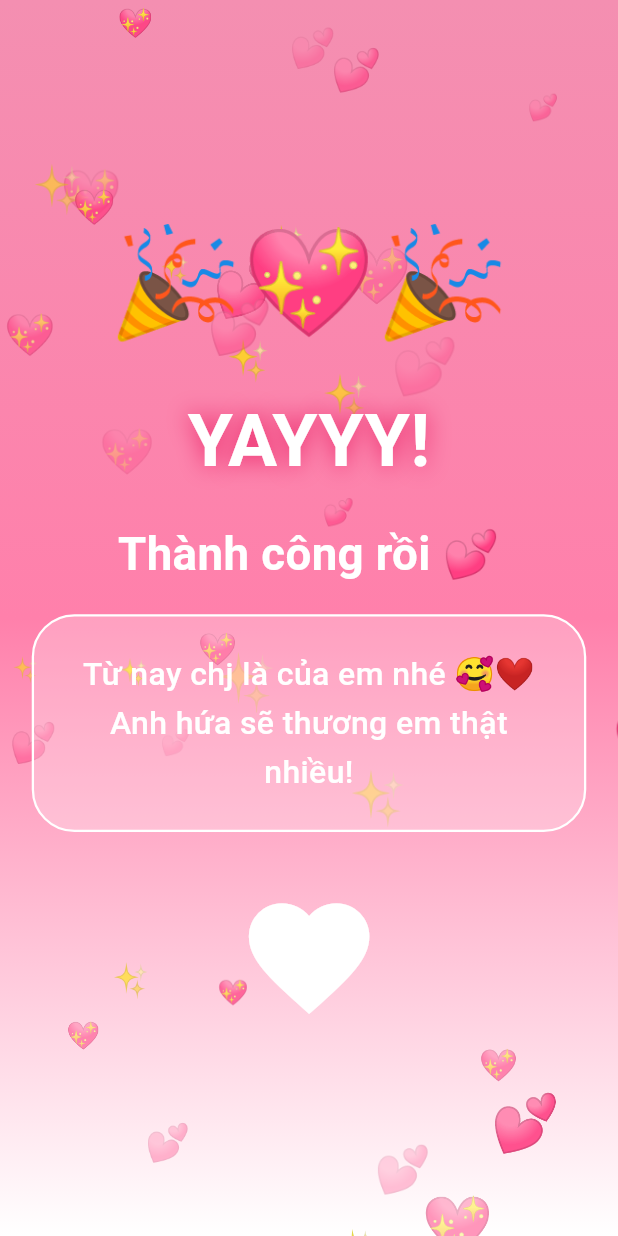
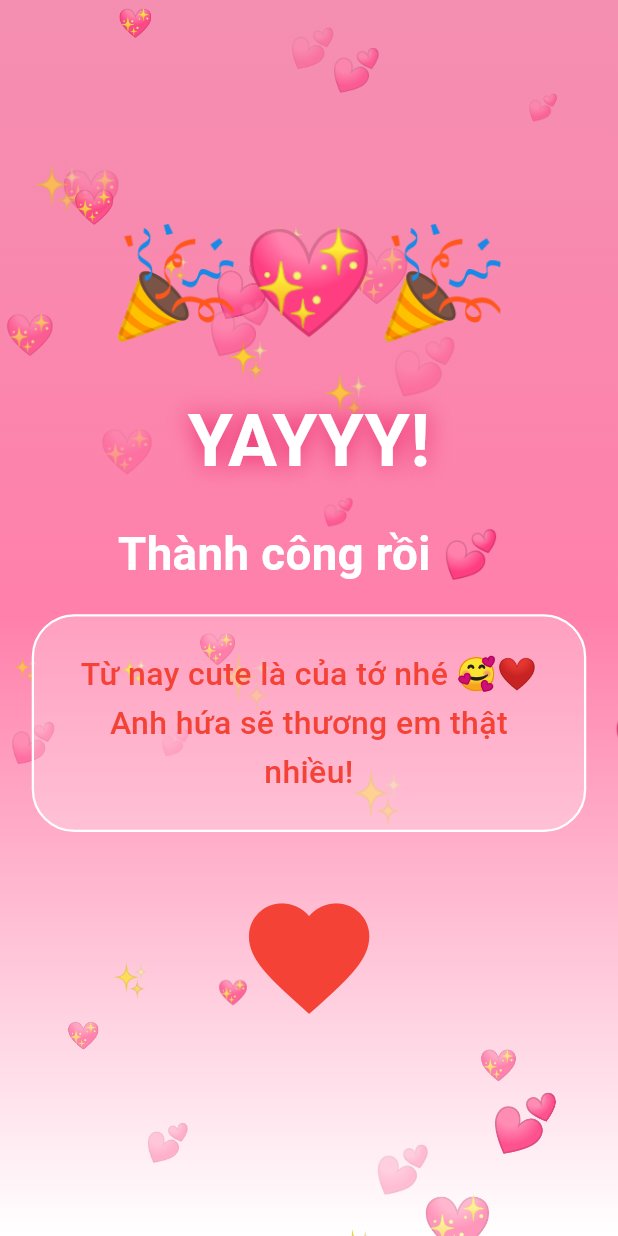
Before and after one commit to NhuDinhCan/Haihuoc, a Flutter app: the screen it shows after launch, after a tap on "ĐỒNG Ý ❤️", on a phone screen of 412 x 824 dp. Run offline on Flutter 3.47's test engine with Material 3 defaults, Android fonts, the phone set to English and light mode, and no system bars.

Commit message:
Initial commit

```diff
--- a/lib/main.dart
+++ b/lib/main.dart
@@ -179,7 +179,7 @@ class _LovePageState extends State<LovePage> with TickerProviderStateMixin {
           ),
           const SizedBox(height: 16),
           const Text(
-            "Cj có đồng ý làm người yêu em không? 💖",
+            "Cute có đồng ý làm người yêu tớ không? 💖",
             textAlign: TextAlign.center,
             style: TextStyle(
               fontSize: 30,
@@ -289,12 +289,12 @@ class _LovePageState extends State<LovePage> with TickerProviderStateMixin {
                 border: Border.all(color: Colors.white, width: 1.5),
               ),
               child: const Text(
-                "Từ nay chj là của em nhé 🥰❤️\nAnh hứa sẽ thương em thật nhiều!",
+                "Từ nay cute là của tớ nhé 🥰❤️\nAnh hứa sẽ thương em thật nhiều!",
                 textAlign: TextAlign.center,
                 style: TextStyle(
                   fontSize: 21,
                   height: 1.5,
-                  color: Colors.white,
+                  color: Colors.red,
                   fontWeight: FontWeight.w500,
                 ),
               ),
@@ -303,7 +303,7 @@ class _LovePageState extends State<LovePage> with TickerProviderStateMixin {
             const Icon(
               Icons.favorite,
               size: 95,
-              color: Colors.white,
+              color: Colors.red,
             ),
           ],
         ),
```
